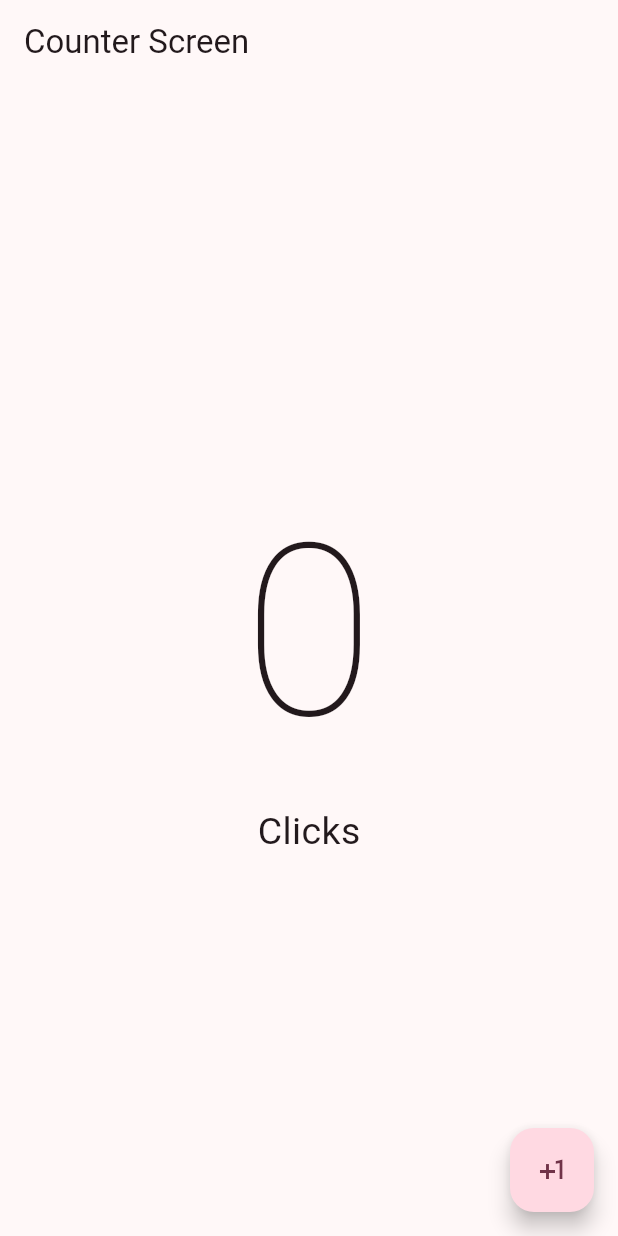
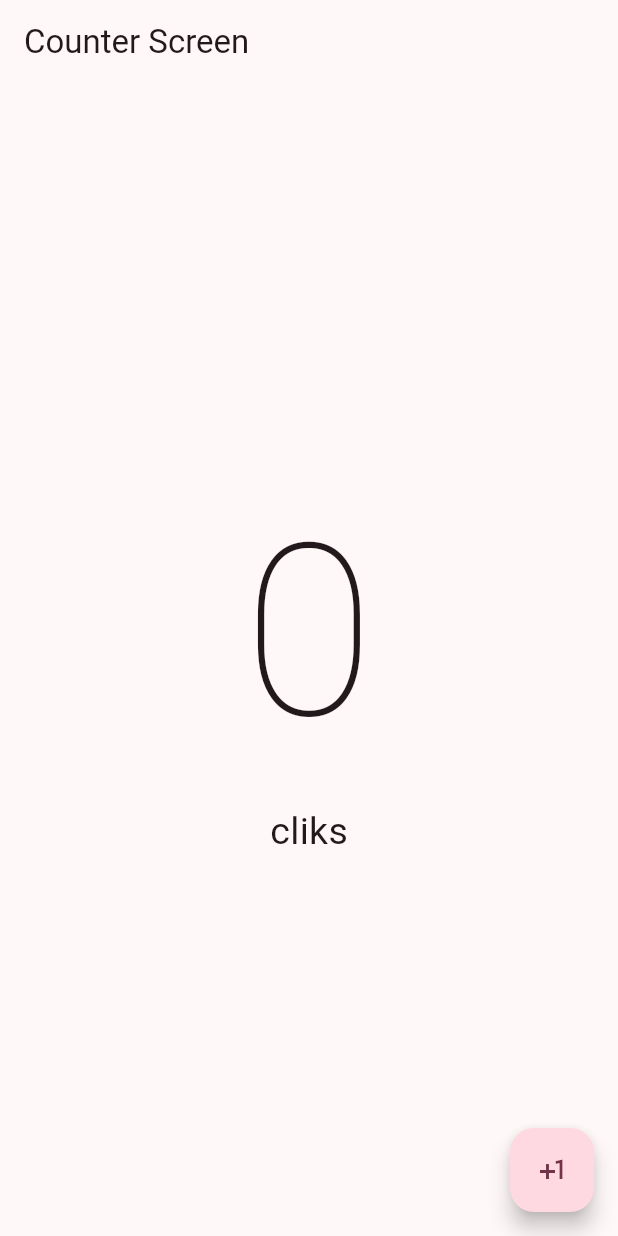
Before and after one commit to LeopoldoIII/hello_world_app, a Flutter app: the screen it shows after launch, on a phone screen of 412 x 824 dp. Run offline on Flutter 3.47's test engine with Material 2 defaults, Android fonts, the phone set to English and light mode, and no system bars.

Commit message:
basic evaluation

```diff
--- a/lib/screens/counter/counter_screen.dart
+++ b/lib/screens/counter/counter_screen.dart
@@ -25,9 +25,9 @@ class _CounterScreenState extends State<CounterScreen> {
               style:
                   const TextStyle(fontSize: 160, fontWeight: FontWeight.w100),
             ),
-            const Text(
-              'Clicks',
-              style: TextStyle(fontSize: 25),
+            Text(
+              (clickCounter != 1) ? 'cliks' : 'click',
+              style: const TextStyle(fontSize: 25),
             ),
           ],
         ),
```
